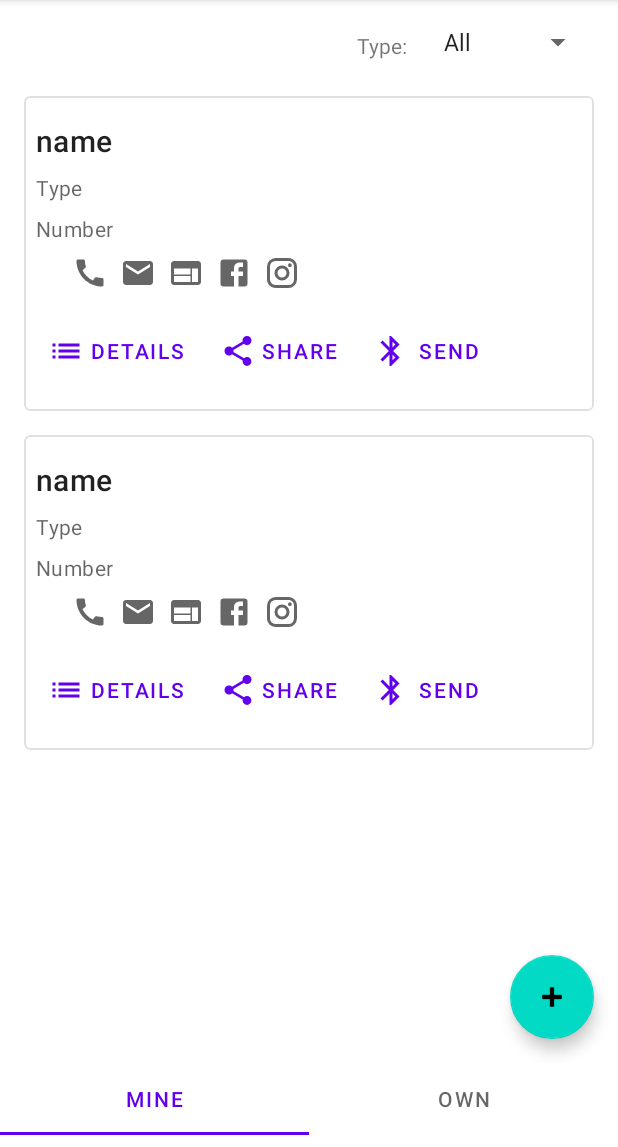
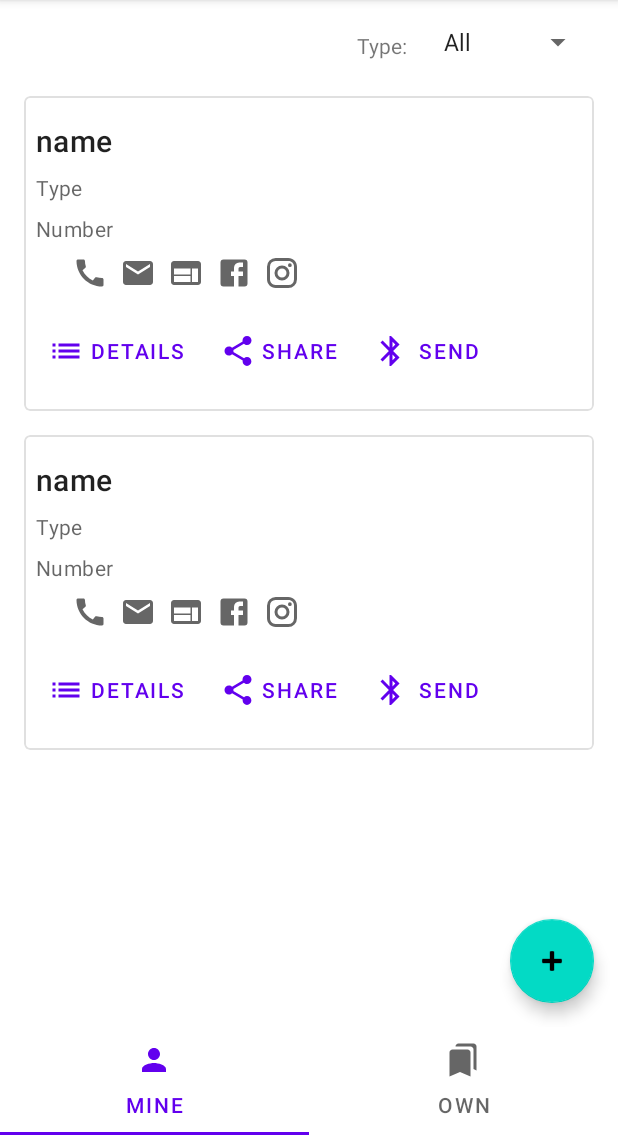
Before and after one commit to AndreaBrighi/ItsMe, an Android app: the screen it shows after launch (MainActivity), on a phone screen of 412 x 824 dp, the part 89-1236 px from its top. Run offline under Robolectric (Android 15) with nearby library versions, the phone set to English and light mode, and no system bars.

Commit message:
Add tab icon e field in BusinessCard.kt

```diff
--- a/app/src/main/java/com/example/itsme/MainActivity.kt
+++ b/app/src/main/java/com/example/itsme/MainActivity.kt
@@ -27,6 +27,7 @@ class MainActivity : AppCompatActivity() {
         val tabs: TabLayout = binding.tabs
         TabLayoutMediator(tabs, viewPager) { tab, position ->
             tab.text = sectionsPagerAdapter.getPageTitle(position)
+            tab.icon = sectionsPagerAdapter.getPageIcon(position)
         }.attach()
 
         executorService.execute {
--- a/app/src/main/java/com/example/itsme/db/BusinessCard.kt
+++ b/app/src/main/java/com/example/itsme/db/BusinessCard.kt
@@ -13,6 +13,8 @@ data class BusinessCard(
     @ColumnInfo(name = "last_name")
     val lastName: String?,
     @ColumnInfo(name = "type")
-    val type: BusinessCardType
+    val type: BusinessCardType,
+    @ColumnInfo(name = "received")
+    val received: Boolean
 
 )
--- a/app/src/main/java/com/example/itsme/ui/main/SectionsPagerAdapter.kt
+++ b/app/src/main/java/com/example/itsme/ui/main/SectionsPagerAdapter.kt
@@ -1,5 +1,7 @@
 package com.example.itsme.ui.main
 
+import android.graphics.drawable.Drawable
+import androidx.core.content.res.ResourcesCompat
 import androidx.fragment.app.Fragment
 import androidx.fragment.app.FragmentActivity
 import androidx.fragment.app.FragmentPagerAdapter
@@ -10,10 +12,11 @@ import com.example.itsme.R
  * A [FragmentPagerAdapter] that returns a fragment corresponding to
  * one of the sections/tabs/pages.
  */
-class SectionsPagerAdapter(fa: FragmentActivity) :
+class SectionsPagerAdapter(private val fa: FragmentActivity) :
     FragmentStateAdapter(fa) {
 
     private val tabsTitle = fa.resources.getStringArray(R.array.tabs_text)
+    private val tabsIcon = fa.resources.obtainTypedArray(R.array.tabs_icon)
 
     override fun createFragment(position: Int): Fragment {
         // getItem is called to instantiate the fragment for the given page.
@@ -29,4 +32,12 @@ class SectionsPagerAdapter(fa: FragmentActivity) :
         // Show 2 total pages.
         return tabsTitle.size
     }
+
+    fun getPageIcon(position: Int): Drawable? {
+        return ResourcesCompat.getDrawable(
+            fa.resources,
+            tabsIcon.getResourceId(tabsIcon.getIndex(position), -1),
+            fa.theme
+        )
+    }
 }
```
